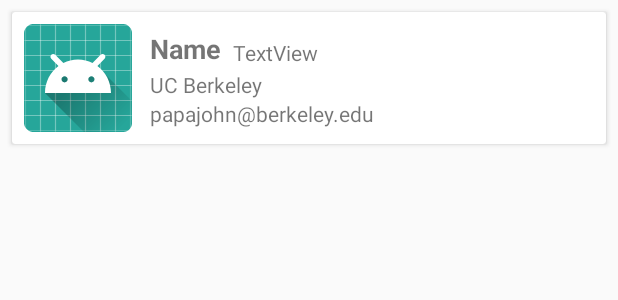
After one commit to calzoom/Pokedex, an Android app: the layout list_view.xml on its own in the app's theme, with its tools: preview values and no code run, on a phone screen of 412 x 824 dp. The commit adds this screen. Shown: the top 300 px of the screen. Run offline under Robolectric (Android 15) with nearby library versions, the phone set to English and light mode, and no system bars.

Commit message:
layout and others

```diff
--- a/app/build.gradle
+++ b/app/build.gradle
@@ -25,4 +25,6 @@ dependencies {
     testImplementation 'junit:junit:4.12'
     androidTestImplementation 'com.android.support.test:runner:1.0.1'
     androidTestImplementation 'com.android.support.test.espresso:espresso-core:3.0.1'
+    implementation 'com.android.support:recyclerview-v7:26.1.0'
+    implementation 'com.android.support:cardview-v7:26.1.0'
 }
--- a/app/src/main/AndroidManifest.xml
+++ b/app/src/main/AndroidManifest.xml
@@ -17,5 +17,6 @@
             </intent-filter>
         </activity>
     </application>
+    <uses-permission android:name="android.permission.INTERNET" />
 
 </manifest>
--- /dev/null
+++ b/app/src/main/res/layout/list_view.xml
@@ -0,0 +1,77 @@
+<?xml version="1.0" encoding="utf-8"?>
+<android.support.constraint.ConstraintLayout
+    xmlns:android="http://schemas.android.com/apk/res/android"
+    xmlns:app="http://schemas.android.com/apk/res-auto"
+    xmlns:tools="http://schemas.android.com/tools"
+    android:layout_width="match_parent"
+    android:layout_height="match_parent">
+
+    <android.support.v7.widget.CardView
+        android:layout_width="0dp"
+        android:layout_height="wrap_content"
+        android:layout_marginEnd="8dp"
+        android:layout_marginStart="8dp"
+        android:layout_marginTop="8dp"
+        app:layout_constraintEnd_toEndOf="parent"
+        app:layout_constraintHorizontal_bias="0.0"
+        app:layout_constraintStart_toStartOf="parent"
+        app:layout_constraintTop_toTopOf="parent">
+
+        <android.support.constraint.ConstraintLayout
+            android:layout_width="wrap_content"
+            android:layout_height="wrap_content">
+
+            <ImageView
+                android:id="@+id/pic"
+                android:layout_width="wrap_content"
+                android:layout_height="wrap_content"
+                android:layout_marginBottom="8dp"
+                android:layout_marginStart="8dp"
+                android:layout_marginTop="8dp"
+                app:layout_constraintBottom_toBottomOf="parent"
+                app:layout_constraintStart_toStartOf="parent"
+                app:layout_constraintTop_toTopOf="parent"
+                app:srcCompat="@mipmap/ic_launcher" />
+
+            <TextView
+                android:id="@+id/name"
+                android:layout_width="wrap_content"
+                android:layout_height="wrap_content"
+                android:layout_marginStart="12dp"
+                android:layout_marginTop="4dp"
+                android:text="Name"
+                android:textSize="18sp"
+                android:textStyle="bold"
+                app:layout_constraintStart_toEndOf="@+id/pic"
+                app:layout_constraintTop_toTopOf="@+id/pic" />
+
+            <TextView
+                android:id="@+id/number"
+                android:layout_width="wrap_content"
+                android:layout_height="wrap_content"
+                android:layout_marginStart="8dp"
+                android:text="TextView"
+                app:layout_constraintBottom_toBottomOf="@+id/name"
+                app:layout_constraintStart_toEndOf="@+id/name" />
+
+            <TextView
+                android:id="@+id/company"
+                android:layout_width="wrap_content"
+                android:layout_height="wrap_content"
+                android:layout_marginTop="2dp"
+                android:text="UC Berkeley"
+                app:layout_constraintStart_toStartOf="@+id/name"
+                app:layout_constraintTop_toBottomOf="@+id/name" />
+
+            <TextView
+                android:id="@+id/email"
+                android:layout_width="wrap_content"
+                android:layout_height="wrap_content"
+                android:text="papajohn@berkeley.edu"
+                app:layout_constraintStart_toStartOf="@+id/name"
+                app:layout_constraintTop_toBottomOf="@+id/company" />
+
+        </android.support.constraint.ConstraintLayout>
+
+    </android.support.v7.widget.CardView>
+</android.support.constraint.ConstraintLayout>
```
Also changed, not shown: app/src/main/java/com/japjot/pokedex/MainActivity.java (+33 -0 lines), app/src/main/java/com/japjot/pokedex/PokemonAdapter.java (added, +65 -0 lines), app/src/main/java/com/japjot/pokedex/Utils.java (+4 -3 lines), app/src/main/res/layout/activity_main.xml (+5 -9 lines).
